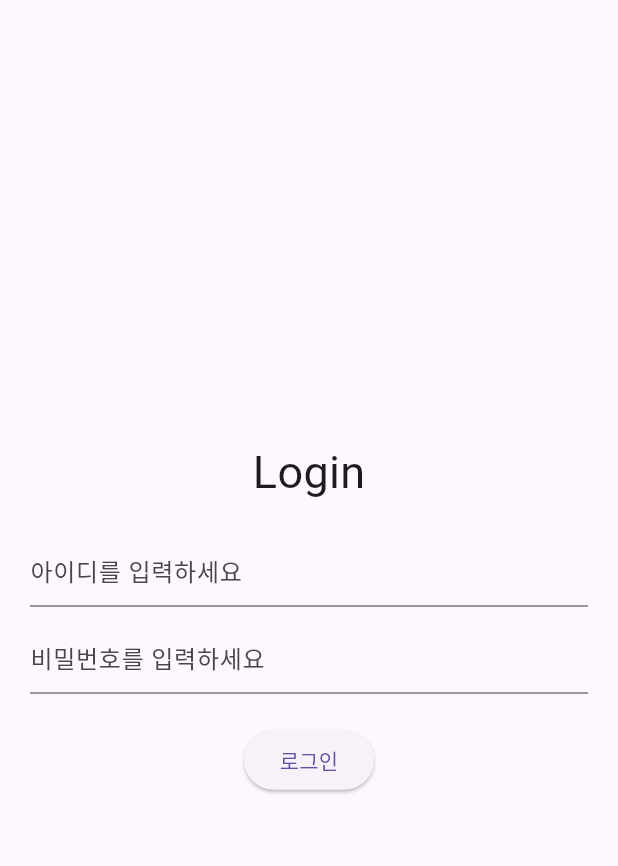
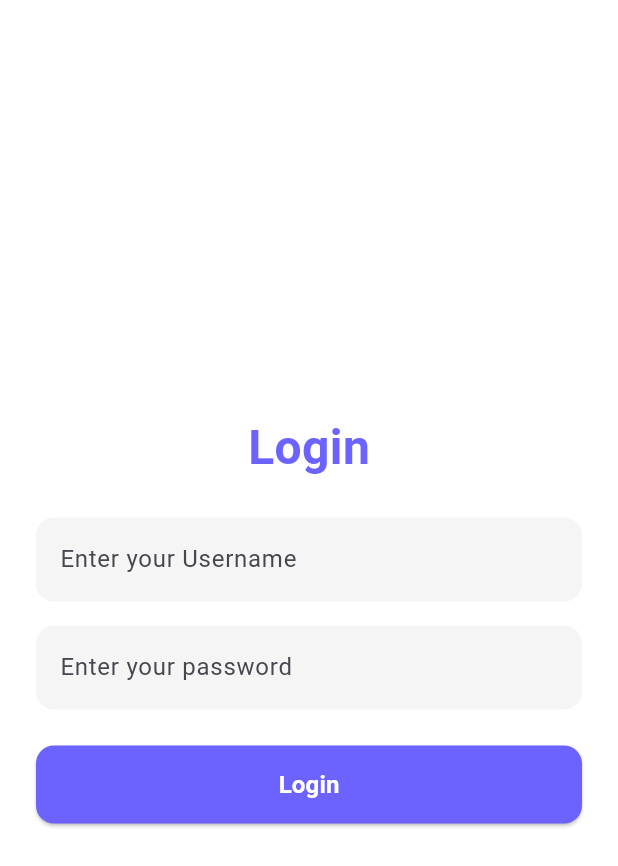
Before and after one commit to joan-code6/broccoli, a Flutter app: the screen it shows after launch, on a phone screen of 412 x 824 dp. Shown: the top 866 px of the screen. Run offline on Flutter 3.47's test engine with Material 3 defaults, Android fonts, the phone set to English and light mode, and no system bars.

Commit message:
change language

```diff
--- a/app/lib/login_screen.dart
+++ b/app/lib/login_screen.dart
@@ -2,57 +2,94 @@ import 'package:flutter/material.dart';
 
 class LoginScreen extends StatefulWidget {
   const LoginScreen({super.key});
+
   @override
   _LoginScreenState createState() => _LoginScreenState();
 }
 
 class _LoginScreenState extends State<LoginScreen> {
-  // 입력한 값을 저장할 변수
   String myUsername = "";
   String myPassword = "";
 
   @override
   Widget build(BuildContext context) {
     return Scaffold(
-      body: Padding(
-        padding: EdgeInsets.all(20),
+      backgroundColor: Colors.white,
+      body: SafeArea(
+        child: Padding(
+          padding: const EdgeInsets.symmetric(horizontal: 24),
           child: Column(
             mainAxisAlignment: MainAxisAlignment.center,
             children: [
-            Text("Login", style: TextStyle(fontSize: 30)),
+              const Text(
+                "Login",
+                style: TextStyle(
+                  fontSize: 32,
+                  fontWeight: FontWeight.bold,
+                  color: Color(0xFF6C63FF),
+                ),
+              ),
+              const SizedBox(height: 24),
 
-            SizedBox(height: 20),
-
-            // 아이디 입력창
               TextField(
-              decoration: InputDecoration(hintText: "아이디를 입력하세요"),
+                decoration: InputDecoration(
+                  hintText: "Enter your Username",
+                  filled: true,
+                  fillColor: Colors.grey[100],
+                  border: OutlineInputBorder(
+                    borderRadius: BorderRadius.circular(12),
+                    borderSide: BorderSide.none,
+                  ),
+                ),
                 onChanged: (text) {
                   myUsername = text;
                 },
               ),
+              const SizedBox(height: 16),
 
-            SizedBox(height: 10),
-
-            // 비밀번호 입력창
               TextField(
-              obscureText: true, // 비밀번호 가려주기
-              decoration: InputDecoration(hintText: "비밀번호를 입력하세요"),
+                obscureText: true,
+                decoration: InputDecoration(
+                  hintText: "Enter your password",
+                  filled: true,
+                  fillColor: Colors.grey[100],
+                  border: OutlineInputBorder(
+                    borderRadius: BorderRadius.circular(12),
+                    borderSide: BorderSide.none,
+                  ),
+                ),
                 onChanged: (text) {
                   myPassword = text;
                 },
               ),
+              const SizedBox(height: 24),
 
-            SizedBox(height: 20),
-
-            // 로그인 버튼
-            ElevatedButton(
+              SizedBox(
+                width: double.infinity,
+                height: 52,
+                child: ElevatedButton(
                   onPressed: () {
                     print("아이디: " + myUsername);
                     print("비번: " + myPassword);
                   },
-              child: Text("로그인"),
+                  style: ElevatedButton.styleFrom(
+                    backgroundColor: const Color(0xFF6C63FF),
+                    shape: RoundedRectangleBorder(
+                      borderRadius: BorderRadius.circular(12),
+                    ),
+                  ),
+                  child: const Text(
+                    "Login",
+                    style: TextStyle(
+                      fontSize: 16,
+                      fontWeight: FontWeight.bold,
+                      color: Colors.white,
+                    ),
+                  ),
+                ),
               ),
             ],
+          ),
         ),
       ),
     );
```
Also changed, not shown: 1 other file. Lines whose indentation alone changed are shown as unchanged.
